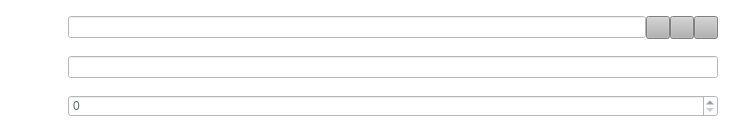
First picture: the form in src/qt/forms/sendcoinsentry.ui, repository Sterlingcoin/Sterlingcoin-1.6.2.0-Release, before the edit.
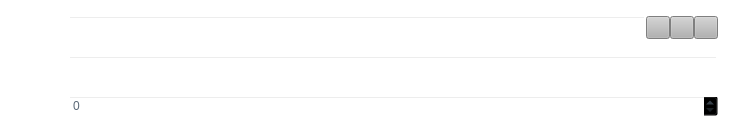
Second picture: the form after the edit. Icons and pictures are not drawn. Custom widgets are drawn as their Qt base class.

```diff
--- a/src/qt/forms/sendcoinsentry.ui
+++ b/src/qt/forms/sendcoinsentry.ui
@@ -728,10 +728,10 @@
         </colorrole>
         <colorrole role="Button">
          <brush brushstyle="SolidPattern">
-          <color alpha="255">
-           <red>255</red>
-           <green>255</green>
-           <blue>255</blue>
+          <color alpha="0">
+           <red>0</red>
+           <green>0</green>
+           <blue>0</blue>
           </color>
          </brush>
         </colorrole>
@@ -745,20 +745,20 @@
          </brush>
         </colorrole>
         <colorrole role="Base">
-         <brush brushstyle="SolidPattern">
+         <brush brushstyle="NoBrush">
           <color alpha="255">
-           <red>255</red>
-           <green>255</green>
-           <blue>255</blue>
+           <red>0</red>
+           <green>0</green>
+           <blue>0</blue>
           </color>
          </brush>
         </colorrole>
         <colorrole role="Window">
          <brush brushstyle="SolidPattern">
-          <color alpha="255">
-           <red>255</red>
-           <green>255</green>
-           <blue>255</blue>
+          <color alpha="0">
+           <red>0</red>
+           <green>0</green>
+           <blue>0</blue>
           </color>
          </brush>
         </colorrole>
@@ -793,10 +793,10 @@
         </colorrole>
         <colorrole role="Button">
          <brush brushstyle="SolidPattern">
-          <color alpha="255">
-           <red>255</red>
-           <green>255</green>
-           <blue>255</blue>
+          <color alpha="0">
+           <red>0</red>
+           <green>0</green>
+           <blue>0</blue>
           </color>
          </brush>
         </colorrole>
@@ -810,20 +810,20 @@
          </brush>
         </colorrole>
         <colorrole role="Base">
-         <brush brushstyle="SolidPattern">
+         <brush brushstyle="NoBrush">
           <color alpha="255">
-           <red>255</red>
-           <green>255</green>
-           <blue>255</blue>
+           <red>0</red>
+           <green>0</green>
+           <blue>0</blue>
           </color>
          </brush>
         </colorrole>
         <colorrole role="Window">
          <brush brushstyle="SolidPattern">
-          <color alpha="255">
-           <red>255</red>
-           <green>255</green>
-           <blue>255</blue>
+          <color alpha="0">
+           <red>0</red>
+           <green>0</green>
+           <blue>0</blue>
           </color>
          </brush>
         </colorrole>
@@ -858,10 +858,10 @@
         </colorrole>
         <colorrole role="Button">
          <brush brushstyle="SolidPattern">
-          <color alpha="255">
-           <red>255</red>
-           <green>255</green>
-           <blue>255</blue>
+          <color alpha="0">
+           <red>0</red>
+           <green>0</green>
+           <blue>0</blue>
           </color>
          </brush>
         </colorrole>
@@ -875,20 +875,20 @@
          </brush>
         </colorrole>
         <colorrole role="Base">
-         <brush brushstyle="SolidPattern">
+         <brush brushstyle="NoBrush">
           <color alpha="255">
-           <red>255</red>
-           <green>255</green>
-           <blue>255</blue>
+           <red>0</red>
+           <green>0</green>
+           <blue>0</blue>
           </color>
          </brush>
         </colorrole>
         <colorrole role="Window">
          <brush brushstyle="SolidPattern">
-          <color alpha="255">
-           <red>255</red>
-           <green>255</green>
-           <blue>255</blue>
+          <color alpha="0">
+           <red>0</red>
+           <green>0</green>
+           <blue>0</blue>
           </color>
          </brush>
         </colorrole>
@@ -917,7 +917,7 @@
       <bool>true</bool>
      </property>
      <property name="styleSheet">
-      <string notr="true">background-color: rgb(255, 255, 255);</string>
+      <string notr="true"/>
      </property>
     </widget>
    </item>
@@ -945,10 +945,10 @@
           </colorrole>
           <colorrole role="Button">
            <brush brushstyle="SolidPattern">
-            <color alpha="255">
-             <red>255</red>
-             <green>255</green>
-             <blue>255</blue>
+            <color alpha="0">
+             <red>0</red>
+             <green>0</green>
+             <blue>0</blue>
             </color>
            </brush>
           </colorrole>
@@ -963,19 +963,19 @@
           </colorrole>
           <colorrole role="Base">
            <brush brushstyle="SolidPattern">
-            <color alpha="255">
-             <red>255</red>
-             <green>255</green>
-             <blue>255</blue>
+            <color alpha="0">
+             <red>0</red>
+             <green>0</green>
+             <blue>0</blue>
             </color>
            </brush>
           </colorrole>
           <colorrole role="Window">
            <brush brushstyle="SolidPattern">
-            <color alpha="255">
-             <red>255</red>
-             <green>255</green>
-             <blue>255</blue>
+            <color alpha="0">
+             <red>0</red>
+             <green>0</green>
+             <blue>0</blue>
             </color>
            </brush>
           </colorrole>
@@ -1010,10 +1010,10 @@
           </colorrole>
           <colorrole role="Button">
            <brush brushstyle="SolidPattern">
-            <color alpha="255">
-             <red>255</red>
-             <green>255</green>
-             <blue>255</blue>
+            <color alpha="0">
+             <red>0</red>
+             <green>0</green>
+             <blue>0</blue>
             </color>
            </brush>
           </colorrole>
@@ -1028,19 +1028,19 @@
           </colorrole>
           <colorrole role="Base">
            <brush brushstyle="SolidPattern">
-            <color alpha="255">
-             <red>255</red>
-             <green>255</green>
-             <blue>255</blue>
+            <color alpha="0">
+             <red>0</red>
+             <green>0</green>
+             <blue>0</blue>
             </color>
            </brush>
           </colorrole>
           <colorrole role="Window">
            <brush brushstyle="SolidPattern">
-            <color alpha="255">
-             <red>255</red>
-             <green>255</green>
-             <blue>255</blue>
+            <color alpha="0">
+             <red>0</red>
+             <green>0</green>
+             <blue>0</blue>
             </color>
            </brush>
           </colorrole>
@@ -1075,10 +1075,10 @@
           </colorrole>
           <colorrole role="Button">
            <brush brushstyle="SolidPattern">
-            <color alpha="255">
-             <red>255</red>
-             <green>255</green>
-             <blue>255</blue>
+            <color alpha="0">
+             <red>0</red>
+             <green>0</green>
+             <blue>0</blue>
             </color>
            </brush>
           </colorrole>
@@ -1093,19 +1093,19 @@
           </colorrole>
           <colorrole role="Base">
            <brush brushstyle="SolidPattern">
-            <color alpha="255">
-             <red>255</red>
-             <green>255</green>
-             <blue>255</blue>
+            <color alpha="0">
+             <red>0</red>
+             <green>0</green>
+             <blue>0</blue>
             </color>
            </brush>
           </colorrole>
           <colorrole role="Window">
            <brush brushstyle="SolidPattern">
-            <color alpha="255">
-             <red>255</red>
-             <green>255</green>
-             <blue>255</blue>
+            <color alpha="0">
+             <red>0</red>
+             <green>0</green>
+             <blue>0</blue>
             </color>
            </brush>
           </colorrole>
@@ -1134,7 +1134,7 @@
         <string>Enter a label for this address to add it to your address book</string>
        </property>
        <property name="styleSheet">
-        <string notr="true">background-color: rgb(255, 255, 255);</string>
+        <string notr="true"/>
        </property>
       </widget>
      </item>
@@ -1295,10 +1295,10 @@
           </colorrole>
           <colorrole role="Button">
            <brush brushstyle="SolidPattern">
-            <color alpha="255">
-             <red>255</red>
-             <green>255</green>
-             <blue>255</blue>
+            <color alpha="0">
+             <red>0</red>
+             <green>0</green>
+             <blue>0</blue>
             </color>
            </brush>
           </colorrole>
@@ -1313,19 +1313,19 @@
           </colorrole>
           <colorrole role="Base">
            <brush brushstyle="SolidPattern">
-            <color alpha="255">
-             <red>255</red>
-             <green>255</green>
-             <blue>255</blue>
+            <color alpha="0">
+             <red>0</red>
+             <green>0</green>
+             <blue>0</blue>
             </color>
            </brush>
           </colorrole>
           <colorrole role="Window">
            <brush brushstyle="SolidPattern">
-            <color alpha="255">
-             <red>255</red>
-             <green>255</green>
-             <blue>255</blue>
+            <color alpha="0">
+             <red>0</red>
+             <green>0</green>
+             <blue>0</blue>
             </color>
            </brush>
           </colorrole>
@@ -1360,10 +1360,10 @@
           </colorrole>
           <colorrole role="Button">
            <brush brushstyle="SolidPattern">
-            <color alpha="255">
-             <red>255</red>
-             <green>255</green>
-             <blue>255</blue>
+            <color alpha="0">
+             <red>0</red>
+             <green>0</green>
+             <blue>0</blue>
             </color>
            </brush>
           </colorrole>
@@ -1378,19 +1378,19 @@
           </colorrole>
           <colorrole role="Base">
            <brush brushstyle="SolidPattern">
-            <color alpha="255">
-             <red>255</red>
-             <green>255</green>
-             <blue>255</blue>
+            <color alpha="0">
+             <red>0</red>
+             <green>0</green>
+             <blue>0</blue>
             </color>
            </brush>
           </colorrole>
           <colorrole role="Window">
            <brush brushstyle="SolidPattern">
-            <color alpha="255">
-             <red>255</red>
-             <green>255</green>
-             <blue>255</blue>
+            <color alpha="0">
+             <red>0</red>
+             <green>0</green>
+             <blue>0</blue>
             </color>
            </brush>
           </colorrole>
@@ -1425,10 +1425,10 @@
           </colorrole>
           <colorrole role="Button">
            <brush brushstyle="SolidPattern">
-            <color alpha="255">
-             <red>255</red>
-             <green>255</green>
-             <blue>255</blue>
+            <color alpha="0">
+             <red>0</red>
+             <green>0</green>
+             <blue>0</blue>
             </color>
            </brush>
           </colorrole>
@@ -1443,19 +1443,19 @@
           </colorrole>
           <colorrole role="Base">
            <brush brushstyle="SolidPattern">
-            <color alpha="255">
-             <red>255</red>
-             <green>255</green>
-             <blue>255</blue>
+            <color alpha="0">
+             <red>0</red>
+             <green>0</green>
+             <blue>0</blue>
             </color>
            </brush>
           </colorrole>
           <colorrole role="Window">
            <brush brushstyle="SolidPattern">
-            <color alpha="255">
-             <red>255</red>
-             <green>255</green>
-             <blue>255</blue>
+            <color alpha="0">
+             <red>0</red>
+             <green>0</green>
+             <blue>0</blue>
             </color>
            </brush>
           </colorrole>
@@ -1484,7 +1484,7 @@
         <string>The address to send the payment to  (e.g. Sjz75uKHzUQJnSdzvpiigEGxseKkDhQToX)</string>
        </property>
        <property name="styleSheet">
-        <string notr="true">background-color: rgb(255, 255, 255);</string>
+        <string notr="true"/>
        </property>
        <property name="maxLength">
         <number>34</number>
```
